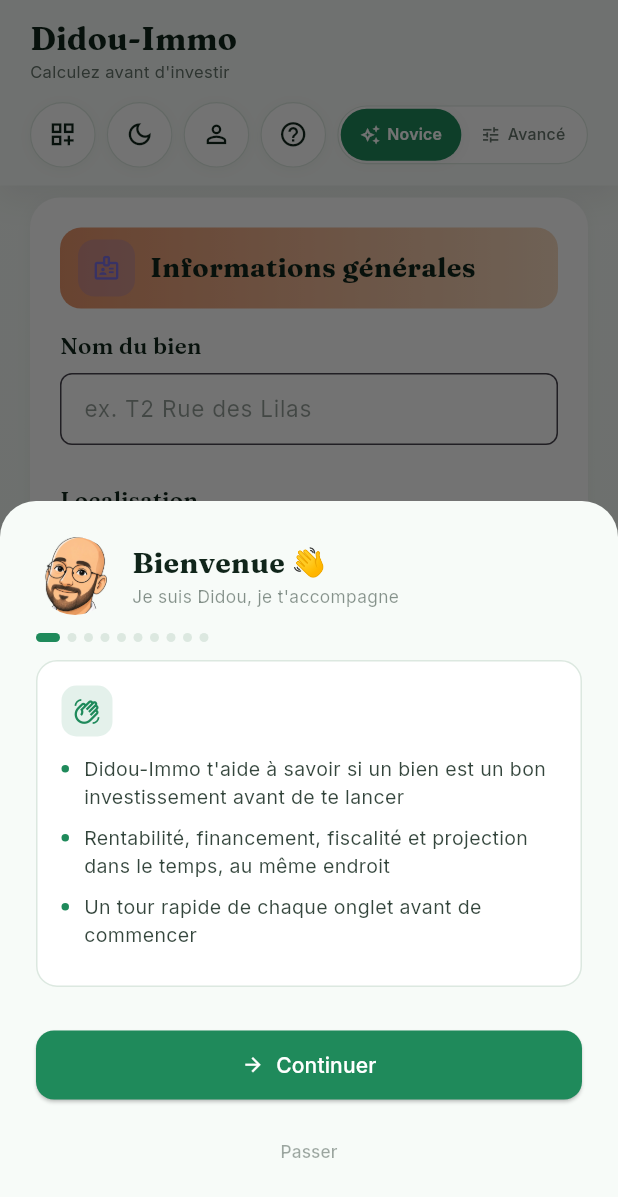
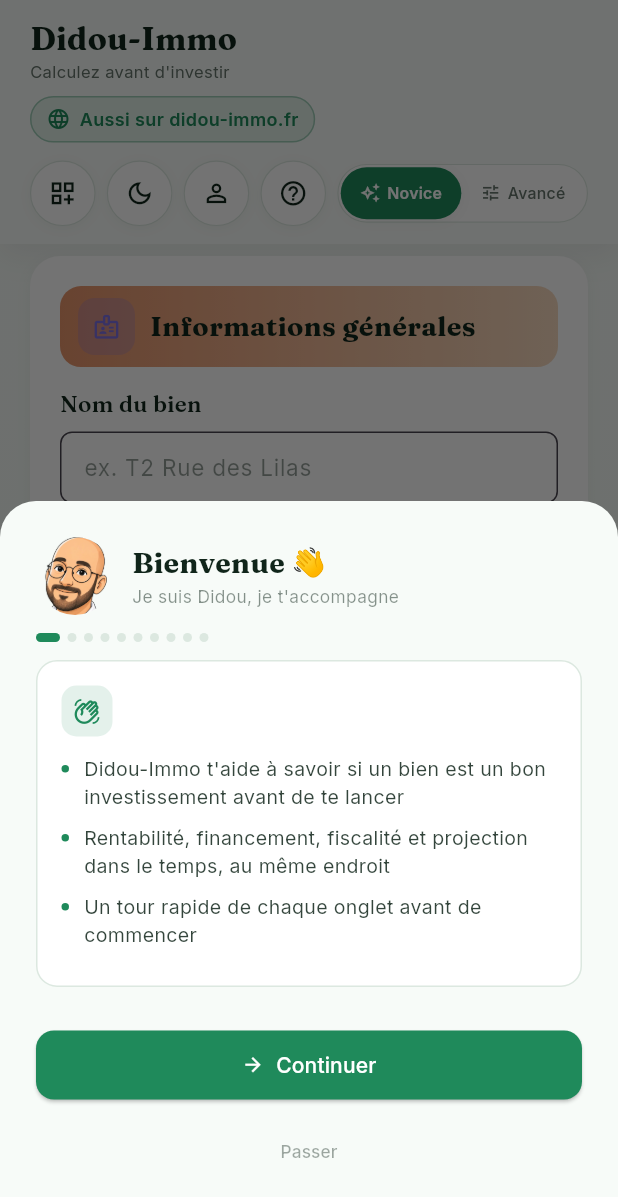
Before and after one commit to didouscossss/Didou-immo, a Flutter app: the screen it shows once a user with an empty profile is signed in, on a phone screen of 412 x 824 dp. Shown: the top 1197 px of the screen. Run offline on Flutter 3.47's test engine with Material 3 defaults, Android fonts, the phone set to English and light mode, and no system bars; our stand-ins replace cloud_firestore, cloud_functions, file_picker, firebase_auth, firebase_core, firebase_storage and 10 more; missing offline and left inert: dart:js_interop, in_app_purchase_android; accounts and stored records are empty; network calls fail.

Commit message:
Ajoute un lien croisé site web <-> appli Android dans l'en-tête (#168)
Demandé par l'utilisateur : chaque plateforme fait maintenant
découvrir l'autre, via un petit badge cliquable très visible dans
l'en-tête (toutes mises en page : mobile, menu latéral PC) :
- Sur le web : badge Google Play -> ouvre la fiche Play Store de l'app.
- Dans l'appli Android : lien "didou-immo.fr" -> ouvre le site dans le
  navigateur.

Utilise url_launcher (nouvelle dépendance) plutôt que le pattern
conditionnel de lib/services/web_nav/ : contrairement à package:web,
url_launcher est un vrai plugin fédéré qui fonctionne nativement sur
toutes les plateformes (web comprise) sans import conditionnel.

Ajoute la déclaration <queries> requise par url_launcher pour ouvrir
un lien https sur Android 11+ (visibilité des paquets).

Bump du code de version (18 -> 19).

Claude-Session: https://claude.ai/code/session_01NBqLjwkqjP62ZSYp1E2rxG

Co-authored-by: Claude <noreply@anthropic.com>

```diff
--- a/lib/screens/rendement/rendement_home.dart
+++ b/lib/screens/rendement/rendement_home.dart
@@ -1,6 +1,7 @@
-import 'package:flutter/foundation.dart' show listEquals;
+import 'package:flutter/foundation.dart' show kIsWeb, listEquals;
 import 'package:flutter/material.dart';
 import 'package:provider/provider.dart';
+import 'package:url_launcher/url_launcher.dart';
 
 import '../../models/app_tab.dart';
 import '../../state/rendement_state.dart';
@@ -206,6 +207,8 @@ class _RendementHomeState extends State<RendementHome> {
               children: [
                 Text('Didou-Immo', style: AppTextStyles.serif(fontSize: 22, fontWeight: FontWeight.w700, color: AppColors.ink)),
                 Text("Calculez avant d'investir", style: AppTextStyles.sans(fontSize: 12, color: AppColors.textMuted)),
+                const SizedBox(height: 12),
+                _crossPromoChip(),
               ],
             ),
           ),
@@ -262,6 +265,8 @@ class _RendementHomeState extends State<RendementHome> {
           if (showTitle) ...[
             Text('Didou-Immo', style: AppTextStyles.serif(fontSize: 21, fontWeight: FontWeight.w700, color: AppColors.ink)),
             Text("Calculez avant d'investir", style: AppTextStyles.sans(fontSize: 11, color: AppColors.textMuted)),
+            const SizedBox(height: 8),
+            _crossPromoChip(),
             const SizedBox(height: 12),
           ],
           if (showTitle)
@@ -315,6 +320,54 @@ class _RendementHomeState extends State<RendementHome> {
       onPageChanged: (i) => setState(() => _active = visibleTabs[i]),
       itemBuilder: (context, i) => _buildActiveScreen(state, visibleTabs[i]),
     );
+  }
+
+  /// Lien croisé site web <-> appli Android — demandé par l'utilisateur
+  /// pour que chaque plateforme fasse découvrir l'autre : le badge Google
+  /// Play s'affiche sur le web (et renvoie vers la fiche Play Store), le
+  /// lien vers le site s'affiche dans l'appli Android (et ouvre le
+  /// navigateur sur didou-immo.fr). `url_launcher` fonctionne nativement
+  /// sur les deux plateformes (contrairement à `package:web`, web
+  /// seulement — voir lib/services/web_nav/), donc pas besoin ici du
+  /// pattern d'import conditionnel.
+  Widget _crossPromoChip() {
+    final isWeb = kIsWeb;
+    return InkWell(
+      onTap: () => _openExternalUrl(
+        isWeb ? 'https://play.google.com/store/apps/details?id=com.didouimmo.didou_immo' : 'https://didou-immo.fr',
+      ),
+      borderRadius: BorderRadius.circular(999),
+      child: Container(
+        padding: const EdgeInsets.symmetric(horizontal: 10, vertical: 6),
+        decoration: BoxDecoration(
+          color: AppColors.accent.withValues(alpha: AppColors.isDark ? 0.18 : 0.1),
+          borderRadius: BorderRadius.circular(999),
+          border: Border.all(color: AppColors.accent.withValues(alpha: 0.35)),
+        ),
+        child: Row(mainAxisSize: MainAxisSize.min, children: [
+          if (isWeb)
+            Image.asset('assets/images/google_play_icon.png', height: 16, width: 16)
+          else
+            Icon(Icons.language, size: 16, color: AppColors.accent),
+          const SizedBox(width: 6),
+          Text(
+            isWeb ? 'Disponible sur Google Play' : 'Aussi sur didou-immo.fr',
+            style: AppTextStyles.sans(fontSize: 12, fontWeight: FontWeight.w600, color: AppColors.accent),
+          ),
+        ]),
+      ),
+    );
+  }
+
+  Future<void> _openExternalUrl(String url) async {
+    try {
+      await launchUrl(Uri.parse(url), mode: LaunchMode.externalApplication);
+    } catch (_) {
+      if (!mounted) return;
+      ScaffoldMessenger.of(context).showSnackBar(
+        const SnackBar(content: Text("Impossible d'ouvrir le lien.")),
+      );
+    }
   }
 
   void _openAccount() {
```
Also changed, not shown: pubspec.yaml (+6 -1 lines), assets/images/google_play_icon.png (added), 1 other file.
